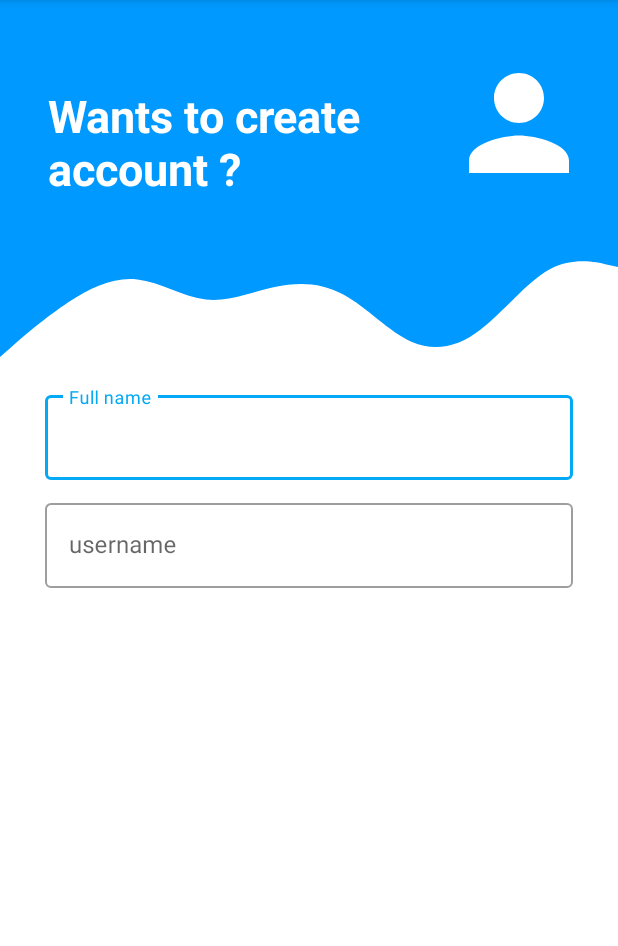
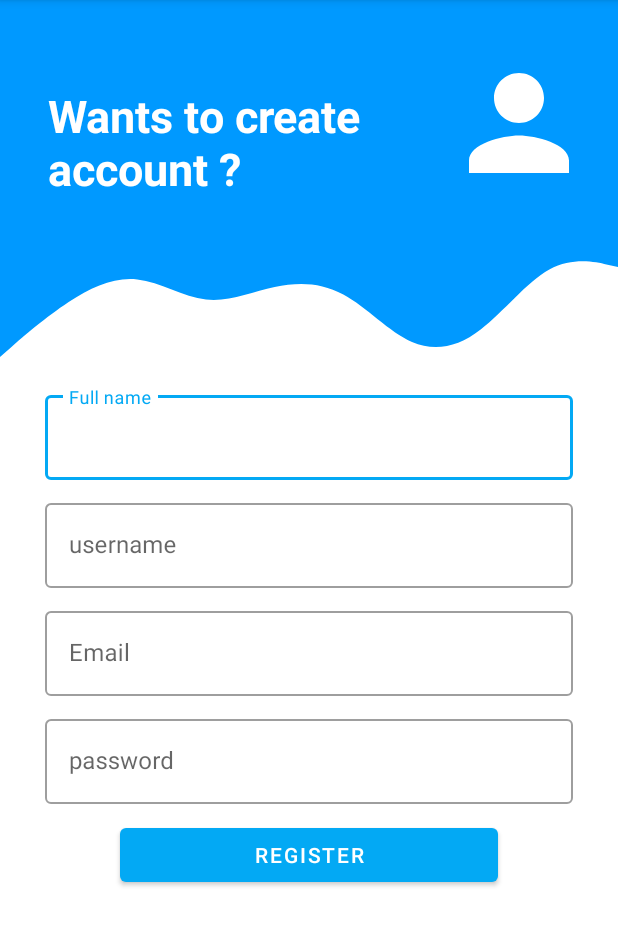
Before and after one commit to shubham-sapkal/ReferBusinessApp, an Android app: the RegisterActivity screen opened directly, with no data from a screen before it, on a phone screen of 412 x 824 dp, the part 84-1030 px from its top. Run offline under Robolectric (Android 15) with nearby library versions, the phone set to English and light mode, and no system bars.

Commit message:
Completed the layout

```diff
--- a/app/src/main/res/layout/activity_register.xml
+++ b/app/src/main/res/layout/activity_register.xml
@@ -77,6 +77,7 @@
         </com.google.android.material.textfield.TextInputLayout>
 
         <com.google.android.material.textfield.TextInputLayout
+            android:id="@+id/userTextInputLayout"
             android:layout_width="match_parent"
             android:layout_height="wrap_content"
             android:layout_marginTop="10dp"
@@ -92,6 +93,49 @@
 
         </com.google.android.material.textfield.TextInputLayout>
 
+        <com.google.android.material.textfield.TextInputLayout
+            android:id="@+id/emailTextInputlayout"
+            android:layout_width="match_parent"
+            android:layout_height="wrap_content"
+            android:layout_marginTop="10dp"
+            android:layout_marginLeft="30dp"
+            android:layout_marginRight="30dp"
+            android:hint="Email"
+            style="@style/Widget.MaterialComponents.TextInputLayout.OutlinedBox"
+            app:layout_constraintTop_toBottomOf="@id/userTextInputLayout">
+
+            <com.google.android.material.textfield.TextInputEditText
+                android:layout_width="match_parent"
+                android:layout_height="wrap_content"/>
+
+        </com.google.android.material.textfield.TextInputLayout>
+
+        <com.google.android.material.textfield.TextInputLayout
+            android:id="@+id/passwordTextInputlayout"
+            android:layout_width="match_parent"
+            android:layout_height="wrap_content"
+            android:layout_marginTop="10dp"
+            android:layout_marginRight="30dp"
+            android:layout_marginLeft="30dp"
+            android:hint="password"
+            style="@style/Widget.MaterialComponents.TextInputLayout.OutlinedBox"
+            app:layout_constraintTop_toBottomOf="@id/emailTextInputlayout">
+
+            <com.google.android.material.textfield.TextInputEditText
+                android:layout_width="match_parent"
+                android:layout_height="wrap_content"/>
+
+        </com.google.android.material.textfield.TextInputLayout>
+
+        <com.google.android.material.button.MaterialButton
+            android:layout_width="match_parent"
+            android:layout_height="wrap_content"
+            android:layout_marginTop="10dp"
+            android:layout_marginRight="80dp"
+            android:layout_marginLeft="80dp"
+            android:text="REGISTER"
+            app:layout_constraintTop_toBottomOf="@id/passwordTextInputlayout"/>
+
     </androidx.constraintlayout.widget.ConstraintLayout>
 
 </ScrollView>
```
